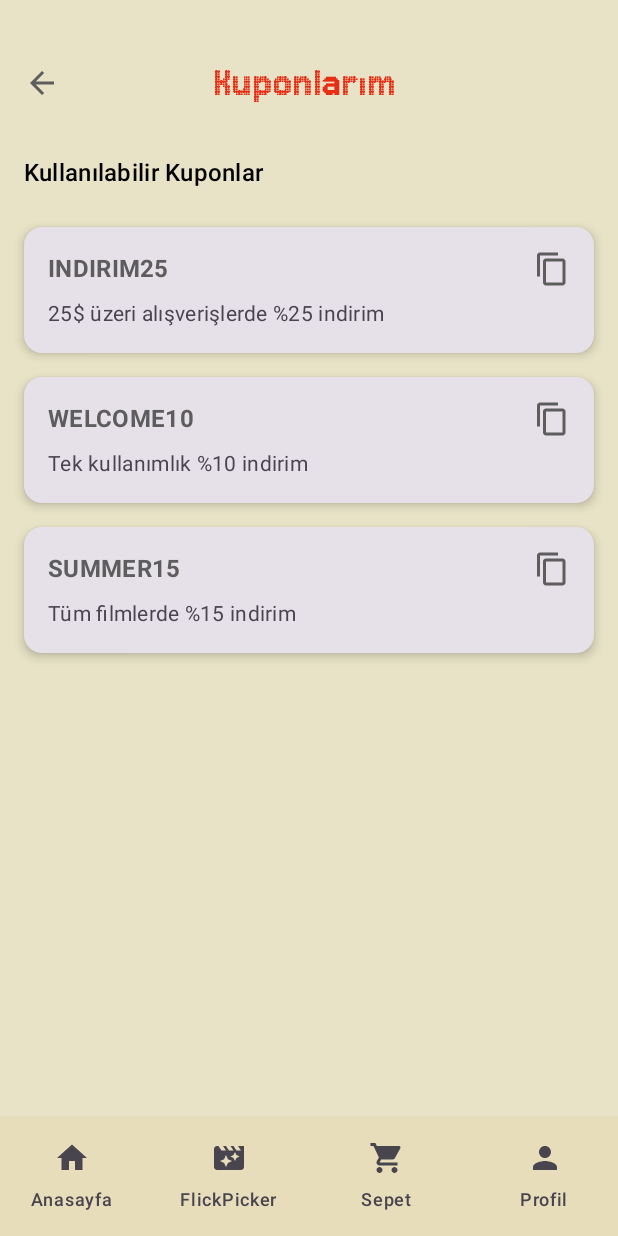
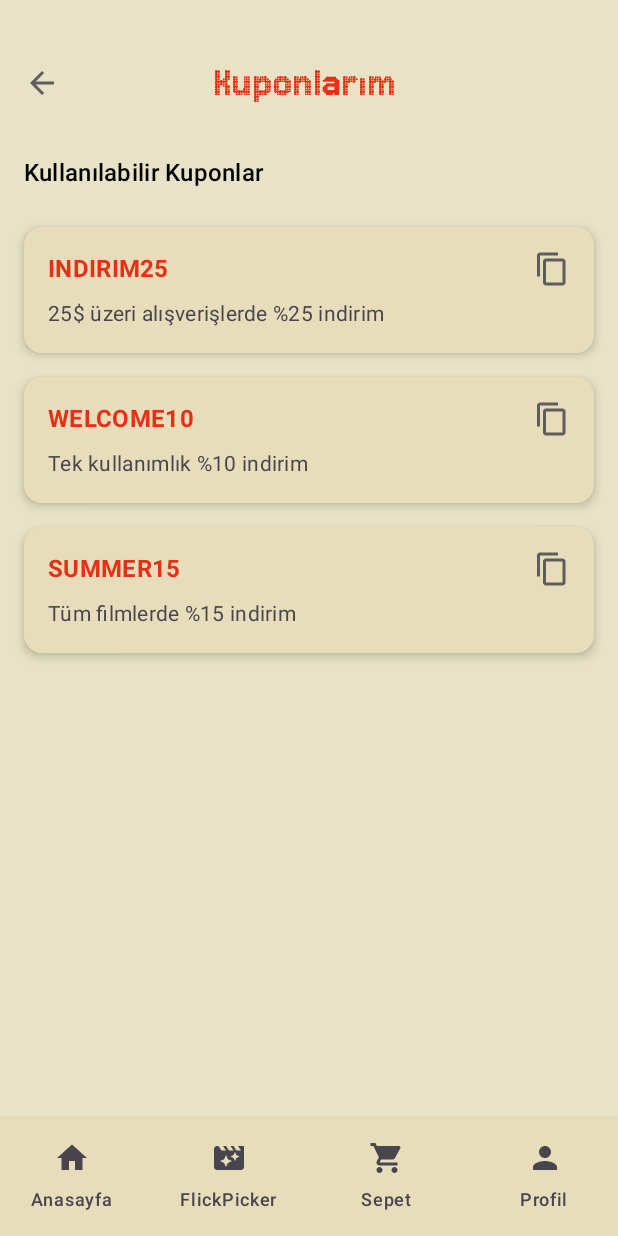
Before and after one commit to sinemaydem/FilmlerBitirme, an Android app built with Jetpack Compose: the CouponsScreen screen opened through its navigation route, on a phone screen of 412 x 824 dp. Run offline under Robolectric (Android 15) with nearby library versions, the phone set to English and light mode, and no system bars; our stand-ins replace Dagger/Hilt's generated code, Firebase (no records; nobody signed in at launch, a user with empty details on screens opened directly), livedata-compose; network calls fail; pictures from the network do not load; 1 statement that could not run was skipped.

Commit message:
cupon renk

```diff
--- a/app/src/main/java/com/example/filmlerbitirme/ui/screens/CouponsScreen.kt
+++ b/app/src/main/java/com/example/filmlerbitirme/ui/screens/CouponsScreen.kt
@@ -143,6 +143,10 @@ fun CouponItem(coupon: Coupon, clipboardManager: ClipboardManager) {
                 clipboardManager.setText(AnnotatedString(coupon.code))
                 Toast.makeText(context, "${coupon.code} kopyalandı!", Toast.LENGTH_SHORT).show()
             },
+        colors = CardDefaults.cardColors(
+            containerColor = MaterialTheme.colorScheme.surface
+        )
+        ,
         elevation = CardDefaults.cardElevation(defaultElevation = 4.dp)
     ) {
         Column(
@@ -158,7 +162,8 @@ fun CouponItem(coupon: Coupon, clipboardManager: ClipboardManager) {
                 Text(
                     text = coupon.code,
                     style = MaterialTheme.typography.titleMedium,
-                    fontWeight = FontWeight.Bold
+                    fontWeight = FontWeight.Bold,
+                    color = MaterialTheme.colorScheme.primary
                 )
                 Icon(
                     painter = painterResource(id = R.drawable.copy),
```
